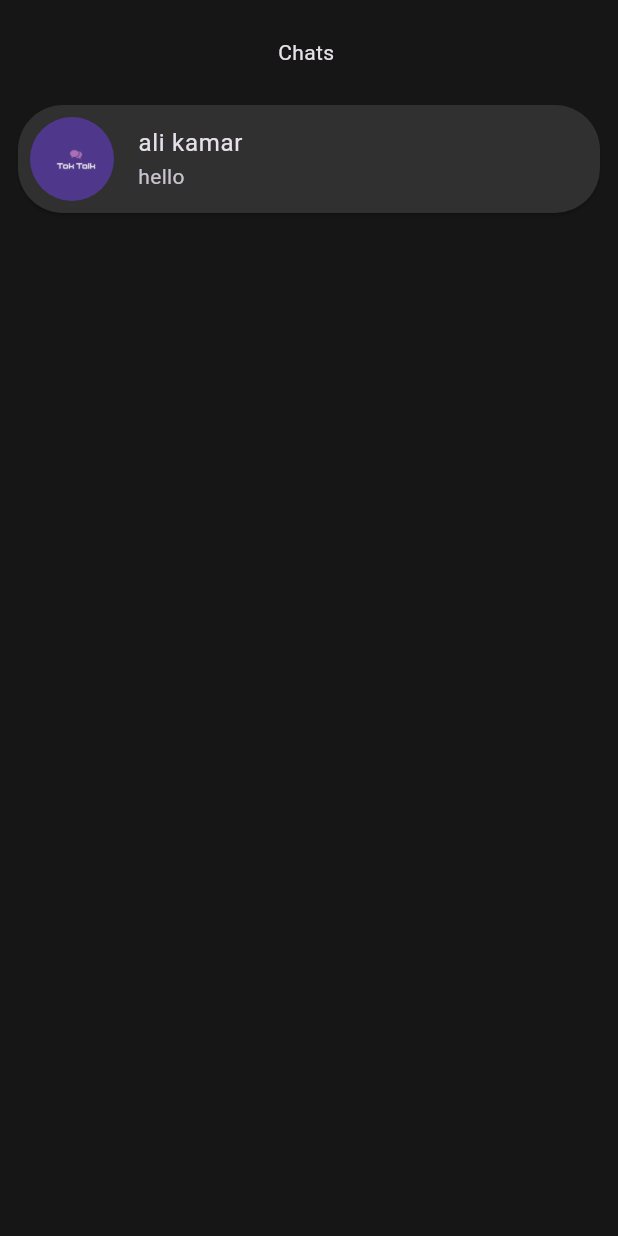
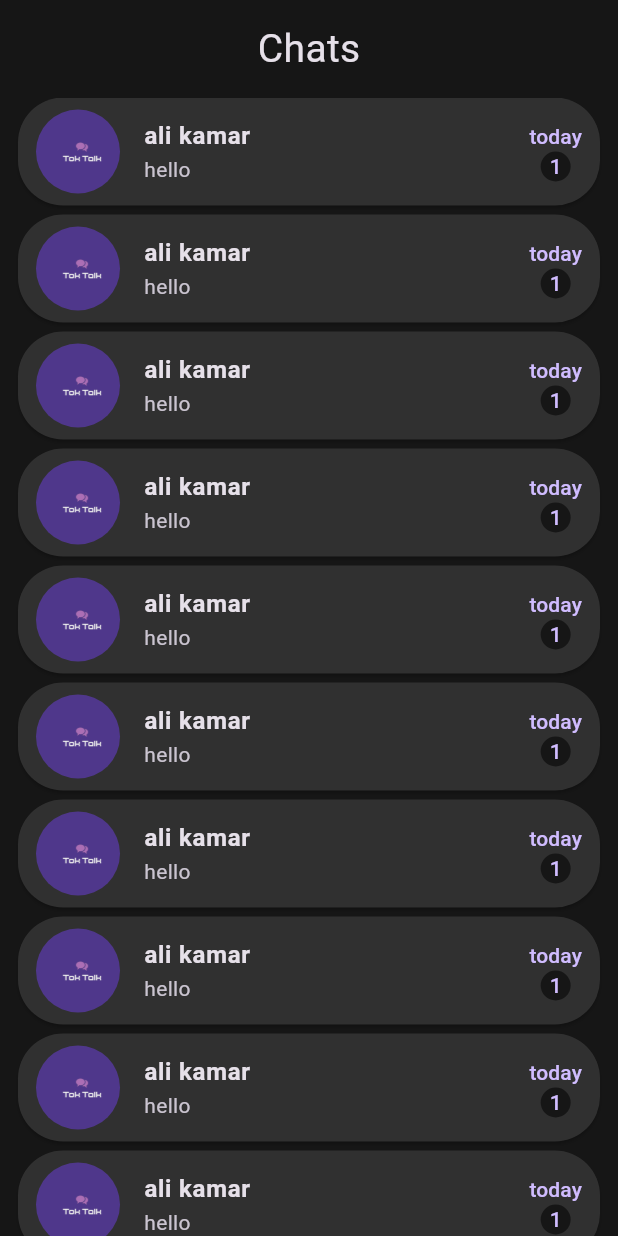
Before and after one commit to AliKamar34/Tok-Talk, a Flutter app: the HomeView screen opened by its route, on a phone screen of 412 x 824 dp. Run offline on Flutter 3.47's test engine with Material 3 defaults, Android fonts, the phone set to English and light mode, and no system bars; our stand-ins replace bloc, cloud_firestore, dartz, firebase_auth, firebase_core, flutter_bloc and 3 more; accounts and stored records are empty.

Commit message:
create message counter

```diff
--- a/lib/features/auth/data/models/user_model.dart
+++ b/lib/features/auth/data/models/user_model.dart
@@ -15,6 +15,7 @@ class UserModel {
     return UserModel(
       name: jsondata[UserCollectionData.userName],
       email: jsondata[UserCollectionData.userEmail],
+      image: jsondata[UserCollectionData.userImage],
     );
   }
 }
--- a/lib/features/home/presentation/views/widgets/chat_info_button.dart
+++ b/lib/features/home/presentation/views/widgets/chat_info_button.dart
@@ -1,6 +1,7 @@
 import 'package:flutter/material.dart';
 import 'package:new_project/core/utils/colors_data.dart';
 import 'package:new_project/features/home/presentation/views/widgets/custom_cirlce_image.dart';
+import 'package:new_project/features/home/presentation/views/widgets/message_counter.dart';
 
 class CustomChatInfoButton extends StatelessWidget {
   const CustomChatInfoButton({super.key, required this.onPressed});
@@ -21,13 +22,28 @@ class CustomChatInfoButton extends StatelessWidget {
           shape: RoundedRectangleBorder(
             borderRadius: BorderRadius.circular(30),
           ),
-          padding: const EdgeInsets.symmetric(horizontal: 8),
+          padding: const EdgeInsets.symmetric(horizontal: 12),
         ),
-        child: const ListTile(
-          contentPadding: EdgeInsets.zero,
-          leading: CustomCircleImage(),
-          title: Text('ali kamar'),
-          subtitle: Text('hello'),
+        child: const Row(
+          children: [
+            Expanded(
+              child: ListTile(
+                contentPadding: EdgeInsets.zero,
+                leading: CustomCircleImage(),
+                title: Text(
+                  'ali kamar',
+                  style: TextStyle(fontWeight: FontWeight.bold),
+                ),
+                subtitle: Text('hello'),
+              ),
+            ),
+            Column(
+              children: [
+                Text('today'),
+                MessageCounter(),
+              ],
+            )
+          ],
         ),
       ),
     );
--- a/lib/features/home/presentation/views/widgets/custom_app_bar.dart
+++ b/lib/features/home/presentation/views/widgets/custom_app_bar.dart
@@ -8,11 +8,14 @@ class CustomAppBar extends StatelessWidget {
   @override
   Widget build(BuildContext context) {
     return const SizedBox(
-     height: 70,
-     width: double.infinity,
-     child: Center(
-       child: Text('Chats '),
-     ),
-              );
+      height: 65,
+      width: double.infinity,
+      child: Center(
+        child: Text(
+          'Chats',
+          style: TextStyle(fontSize: 26),
+        ),
+      ),
+    );
   }
 }
--- a/lib/features/home/presentation/views/widgets/home_view_body.dart
+++ b/lib/features/home/presentation/views/widgets/home_view_body.dart
@@ -1,4 +1,5 @@
 import 'package:flutter/material.dart';
+import 'package:flutter/widgets.dart';
 import 'package:new_project/features/home/presentation/views/widgets/chat_info_button.dart';
 import 'package:new_project/features/home/presentation/views/widgets/custom_app_bar.dart';
 
@@ -7,11 +8,29 @@ class HomeViewBody extends StatelessWidget {
 
   @override
   Widget build(BuildContext context) {
-    return Column(
+    return const Column(
       children: [
-        const CustomAppBar(),
-        CustomChatInfoButton( onPressed: () {}),
+        CustomAppBar(),
+        Expanded(
+          child: ChatsInfoListView(),
+        ),
       ],
     );
   }
 }
+
+class ChatsInfoListView extends StatelessWidget {
+  const ChatsInfoListView({
+    super.key,
+  });
+
+  @override
+  Widget build(BuildContext context) {
+    return ListView.builder(
+      itemCount: 10,
+      itemBuilder: (context, index) {
+        return CustomChatInfoButton(onPressed: () {});
+      },
+    );
+  }
+}
--- /dev/null
+++ b/lib/features/home/presentation/views/widgets/message_counter.dart
@@ -0,0 +1,21 @@
+import 'package:flutter/material.dart';
+import 'package:new_project/core/utils/colors_data.dart';
+
+class MessageCounter extends StatelessWidget {
+  const MessageCounter({
+    super.key,
+  });
+
+  @override
+  Widget build(BuildContext context) {
+    return Container(
+      height: 20,
+      width: 20,
+      decoration: BoxDecoration(
+        borderRadius: BorderRadius.circular(12),
+        color: ColorAssetData.kScaffoldColor,
+      ),
+      child: const Center(child: Text('1')),
+    );
+  }
+}
```
